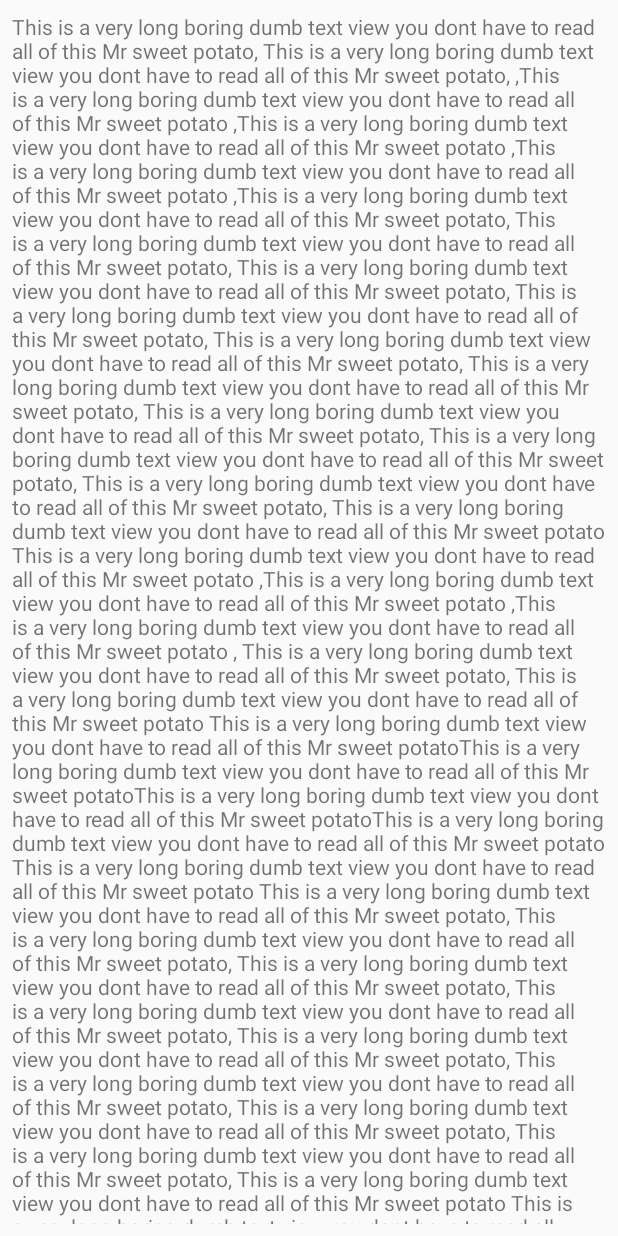
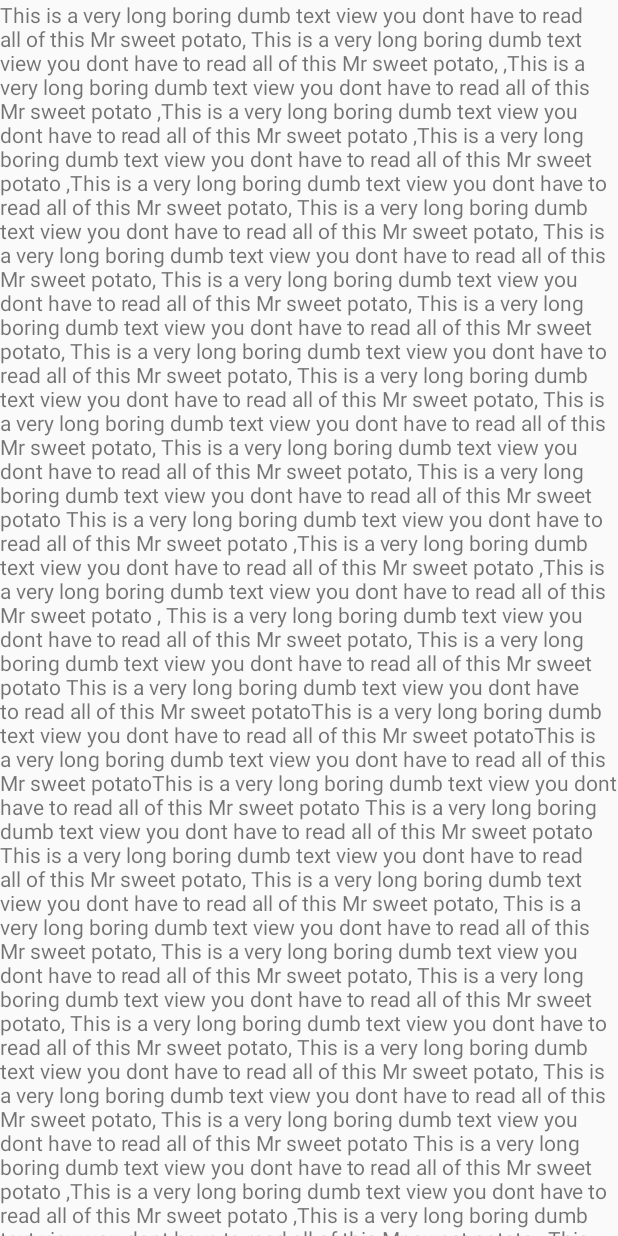
Before and after one commit to DavidMagdyNawar/dps_andriod_sessions, an Android app: the screen it shows after launch (MainActivity), on a phone screen of 412 x 824 dp. Run offline under Robolectric (Android 15) with nearby library versions, the phone set to English and light mode, and no system bars.

Commit message:
boring scroll view

```diff
--- a/app/src/main/res/layout/activity_main.xml
+++ b/app/src/main/res/layout/activity_main.xml
@@ -1,27 +1,21 @@
 <?xml version="1.0" encoding="utf-8"?>
-<ScrollView
+<androidx.constraintlayout.widget.ConstraintLayout
     xmlns:android="http://schemas.android.com/apk/res/android"
+    xmlns:app="http://schemas.android.com/apk/res-auto"
+    xmlns:tools="http://schemas.android.com/tools"
     android:layout_width="match_parent"
     android:layout_height="match_parent"
-    android:layout_margin="8dp">
+    tools:context=".MainActivity">
 
-    <LinearLayout
-        android:layout_width="match_parent"
+
+    <TextView
+        android:layout_width="wrap_content"
         android:layout_height="wrap_content"
-        android:orientation="vertical" >
+        android:text="@string/long_text"
+        app:layout_constraintStart_toStartOf="parent"
+        app:layout_constraintEnd_toEndOf="parent"
+        app:layout_constraintTop_toTopOf="parent"
+        app:layout_constraintBottom_toBottomOf="parent"
+        />
 
-        <TextView
-            android:id="@+id/tv_long"
-            android:layout_width="wrap_content"
-            android:layout_height="match_parent"
-            android:text="@string/long_text" >
-        </TextView>
-
-        <Button
-            android:id="@+id/btn_act"
-            android:layout_width="wrap_content"
-            android:layout_height="wrap_content"
-            android:text="View" >
-        </Button>
-    </LinearLayout>
-</ScrollView>
+</androidx.constraintlayout.widget.ConstraintLayout>
```
